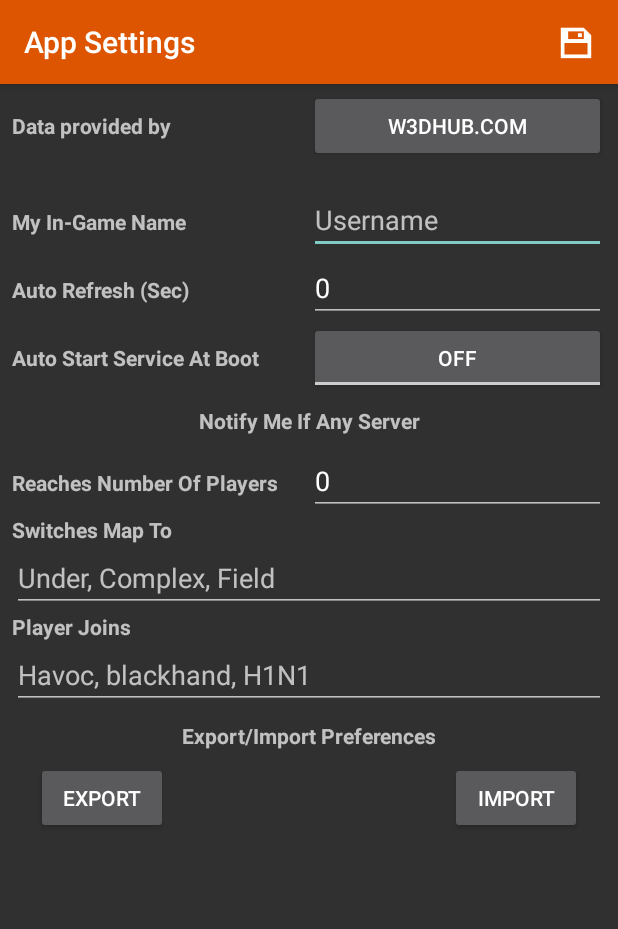
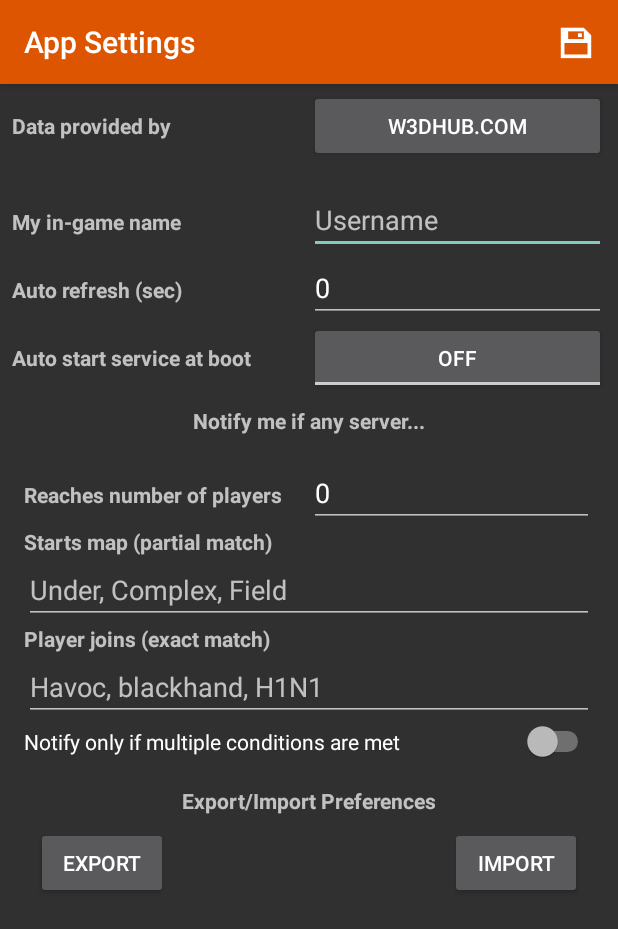
Before and after one commit to cyberarm/AndroidRenegadeServerList, an Android app: the screen it shows after launch (AppSettingsActivity), after a tap on "Settings", on a phone screen of 412 x 824 dp. Shown: the top 929 px of the screen. Run offline under Robolectric (Android 15) with nearby library versions, the phone set to English and light mode, and no system bars; libraries missing offline, so code that uses them is left out: java8.lang, java8.util, java8.util.stream; 2 statements that could not run were skipped.

Commit message:
Use StreamSupport for replace String.join- fixes warning due to api level, added option to require multiple conditions to be meant before being notified (currently does nothing but get saved into settings)

```diff
--- a/app/src/main/java/dev/cyberarm/android_renegade_server_list/AppSettingsActivity.java
+++ b/app/src/main/java/dev/cyberarm/android_renegade_server_list/AppSettingsActivity.java
@@ -13,6 +13,7 @@ import android.view.MenuInflater;
 import android.view.MenuItem;
 import android.widget.Button;
 import android.widget.EditText;
+import android.widget.Switch;
 import android.widget.TextView;
 import android.widget.Toast;
 import android.widget.ToggleButton;
@@ -26,14 +27,16 @@ import java.util.ArrayList;
 
 import dev.cyberarm.android_renegade_server_list.library.AppSync;
 import dev.cyberarm.android_renegade_server_list.library.Settings;
+import java8.util.stream.Collectors;
+import java8.util.stream.StreamSupport;
 
 public class AppSettingsActivity extends AppCompatActivity {
     private static final int EXPORT_FILE = 1;
     private static final int IMPORT_FILE = 2;
     private static final String TAG = "AppSettingsActivity";
-    private static final String DEFAULT_SETTINGS_NAME = "rensrvlist_settings.json";
+    private static final String DEFAULT_SETTINGS_NAME = "renegade_server_list_settings.json";
     private static final String MIME_TYPE = "application/json";
-    Button cncNetWebsite;
+    Button w3dHubWebsite;
     EditText renegadeUsername;
     TextView autoRefreshInterval;
     ToggleButton serviceAutoStart;
@@ -41,6 +44,8 @@ public class AppSettingsActivity extends AppCompatActivity {
     TextView notifyPlayerCount;
     TextView notifyMaps;
     TextView notifyUsernames;
+
+    Switch notifyRequireMultipleConditions;
 
     Button settingsExport, settingsImport;
 
@@ -51,8 +56,8 @@ public class AppSettingsActivity extends AppCompatActivity {
 
         getSupportActionBar().setTitle("App Settings");
 
-        cncNetWebsite = findViewById(R.id.w3dhub_website);
-        cncNetWebsite.setOnClickListener(view -> {
+        w3dHubWebsite = findViewById(R.id.w3dhub_website);
+        w3dHubWebsite.setOnClickListener(view -> {
             Intent browserIntent = new Intent(Intent.ACTION_VIEW, Uri.parse("https://w3dhub.com"));
             startActivity(browserIntent);
         });
@@ -64,6 +69,8 @@ public class AppSettingsActivity extends AppCompatActivity {
         notifyPlayerCount = findViewById(R.id.server_player_count);
         notifyMaps = findViewById(R.id.server_mapnames);
         notifyUsernames = findViewById(R.id.server_usernames);
+
+        notifyRequireMultipleConditions = findViewById(R.id.server_require_multiple_conditions);
 
         settingsExport = findViewById(R.id.settings_export);
         settingsImport = findViewById(R.id.settings_import);
@@ -97,14 +104,18 @@ public class AppSettingsActivity extends AppCompatActivity {
 
     private void loadSettings() {
         renegadeUsername.setText(AppSync.settings.renegadeUsername);
-        autoRefreshInterval.setText("" + AppSync.settings.serviceAutoRefreshInterval);
+        autoRefreshInterval.setText(String.format("%d", AppSync.settings.serviceAutoRefreshInterval));
         serviceAutoStart.setChecked(AppSync.settings.serviceAutoStartAtBoot);
 
-        notifyPlayerCount.setText("" + AppSync.settings.globalServerSettings.notifyPlayerCount);
+        notifyPlayerCount.setText(String.format("%d", AppSync.settings.globalServerSettings.notifyPlayerCount));
 
-        // TODO: Fix String.join as is Oreo method... 😤😤
-        notifyMaps.setText(String.join(", ", AppSync.settings.globalServerSettings.notifyMapNames));
-        notifyUsernames.setText(String.join(", ", AppSync.settings.globalServerSettings.notifyUsernames));
+        String notifyMapsString = StreamSupport.stream(AppSync.settings.globalServerSettings.notifyMapNames)
+                .collect(Collectors.joining(", "));
+        String notifyUsernamesString = StreamSupport.stream(AppSync.settings.globalServerSettings.notifyUsernames)
+                .collect(Collectors.joining(", "));
+        notifyMaps.setText(notifyMapsString);
+        notifyUsernames.setText(notifyUsernamesString);
+        notifyRequireMultipleConditions.setChecked(AppSync.settings.globalServerSettings.notifyRequireMultipleConditions);
     }
 
     private void saveSettings() {
@@ -113,6 +124,7 @@ public class AppSettingsActivity extends AppCompatActivity {
         AppSync.settings.serviceAutoStartAtBoot = serviceAutoStart.isChecked();
 
         AppSync.settings.globalServerSettings.notifyPlayerCount = Integer.parseInt(notifyPlayerCount.getText().toString());
+        AppSync.settings.globalServerSettings.notifyRequireMultipleConditions = notifyRequireMultipleConditions.isChecked();
 
         String[] maps = notifyMaps.getText().toString().split(",");
         String[] usernames = notifyUsernames.getText().toString().split(",");
--- a/app/src/main/java/dev/cyberarm/android_renegade_server_list/library/AppSync.java
+++ b/app/src/main/java/dev/cyberarm/android_renegade_server_list/library/AppSync.java
@@ -87,7 +87,7 @@ public class AppSync {
             settings = gson().fromJson(readFromFile(configFile.getPath()), Settings.class);
         } else {
             settings = new Settings("", 0, false,
-                                    new ServerSettings("", 0, new ArrayList<>(), new ArrayList<>()),
+                                    new ServerSettings("", 0, new ArrayList<>(), new ArrayList<>(), false),
                                     new ArrayList<>());
             saveSettings();
         }
@@ -224,7 +224,7 @@ public class AppSync {
             }
         }
 
-        ServerSettings serverSettings = new ServerSettings(serverID, 0, new ArrayList<>(), new ArrayList<>());
+        ServerSettings serverSettings = new ServerSettings(serverID, 0, new ArrayList<>(), new ArrayList<>(), false);
         settings.serverSettings.add(serverSettings);
 
         return serverSettings;
--- a/app/src/main/java/dev/cyberarm/android_renegade_server_list/library/ServerSettings.java
+++ b/app/src/main/java/dev/cyberarm/android_renegade_server_list/library/ServerSettings.java
@@ -6,11 +6,13 @@ public class ServerSettings {
     public String ID;
     public int notifyPlayerCount;
     public ArrayList<String> notifyMapNames, notifyUsernames;
+    public boolean notifyRequireMultipleConditions;
 
-    public ServerSettings(String ID, int notifyPlayerCount, ArrayList<String> notifyMapNames, ArrayList<String> notifyUsernames) {
+    public ServerSettings(String ID, int notifyPlayerCount, ArrayList<String> notifyMapNames, ArrayList<String> notifyUsernames, boolean notifyRequireMultipleConditions) {
         this.ID = ID;
         this.notifyPlayerCount = notifyPlayerCount;
         this.notifyMapNames = notifyMapNames;
         this.notifyUsernames = notifyUsernames;
+        this.notifyRequireMultipleConditions = notifyRequireMultipleConditions;
     }
 }
--- a/app/src/main/java/dev/cyberarm/android_renegade_server_list/serializers/ServerSettingsDeserializer.java
+++ b/app/src/main/java/dev/cyberarm/android_renegade_server_list/serializers/ServerSettingsDeserializer.java
@@ -25,6 +25,9 @@ public class ServerSettingsDeserializer implements JsonDeserializer<ServerSettin
         ArrayList<String> notifyMapNames = new ArrayList<>(Arrays.asList(mapNames));
         ArrayList<String> notifyUsernames = new ArrayList<>(Arrays.asList(usernames));
 
-        return new ServerSettings(ID, notifyPlayerCount, notifyMapNames, notifyUsernames);
+        JsonElement aBoolean = jsonObject.get("notifyRequireMultipleConditions");
+        final boolean notifyRequireMultipleConditions = aBoolean != null && aBoolean.getAsBoolean();
+
+        return new ServerSettings(ID, notifyPlayerCount, notifyMapNames, notifyUsernames, notifyRequireMultipleConditions);
     }
 }
--- a/app/src/main/java/dev/cyberarm/android_renegade_server_list/serializers/ServerSettingsSerializer.java
+++ b/app/src/main/java/dev/cyberarm/android_renegade_server_list/serializers/ServerSettingsSerializer.java
@@ -20,6 +20,7 @@ public class ServerSettingsSerializer implements JsonSerializer<ServerSettings>
         container.add("notify_player_count", new JsonPrimitive(src.notifyPlayerCount));
         container.add("notify_map_names", context.serialize(src.notifyMapNames.toArray(), ArrayList[].class));
         container.add("notify_usernames", context.serialize(src.notifyUsernames.toArray(), ArrayList[].class));
+        container.add("notify_require_multiple_conditions", new JsonPrimitive(src.notifyRequireMultipleConditions));
 
         return container;
     }
--- a/app/src/main/res/layout/activity_app_settings_activity.xml
+++ b/app/src/main/res/layout/activity_app_settings_activity.xml
@@ -53,7 +53,7 @@
                     android:layout_width="match_parent"
                     android:layout_height="wrap_content"
                     android:layout_weight="1"
-                    android:text="My In-Game Name"
+                    android:text="My in-game name"
                     android:textStyle="bold" />
 
                 <EditText
@@ -76,7 +76,7 @@
                     android:layout_width="match_parent"
                     android:layout_height="wrap_content"
                     android:layout_weight="1"
-                    android:text="Auto Refresh (Sec)"
+                    android:text="Auto refresh (sec)"
                     android:textStyle="bold" />
 
                 <EditText
@@ -100,7 +100,7 @@
                     android:layout_width="match_parent"
                     android:layout_height="wrap_content"
                     android:layout_weight="1"
-                    android:text="Auto Start Service At Boot"
+                    android:text="Auto start service at boot"
                     android:textStyle="bold" />
 
                 <ToggleButton
@@ -119,7 +119,7 @@
                 android:layout_marginTop="8dp"
                 android:layout_marginBottom="8dp"
                 android:layout_weight="1"
-                android:text="Notify Me If Any Server"
+                android:text="Notify me if any server..."
                 android:textAlignment="center"
                 android:textStyle="bold" />
 
--- a/app/src/main/res/layout/activity_server_settings.xml
+++ b/app/src/main/res/layout/activity_server_settings.xml
@@ -26,7 +26,7 @@
                 android:layout_marginTop="8dp"
                 android:layout_marginBottom="8dp"
                 android:layout_weight="1"
-                android:text="Notify Me If Server"
+                android:text="Notify me if server..."
                 android:textAlignment="center"
                 android:textStyle="bold" />
 
--- a/app/src/main/res/layout/notification_settings_partial.xml
+++ b/app/src/main/res/layout/notification_settings_partial.xml
@@ -1,7 +1,9 @@
 <?xml version="1.0" encoding="utf-8"?>
 <LinearLayout xmlns:android="http://schemas.android.com/apk/res/android"
-    android:orientation="vertical" android:layout_width="match_parent"
-    android:layout_height="match_parent">
+    android:layout_width="match_parent"
+    android:layout_height="match_parent"
+    android:orientation="vertical"
+    android:padding="8dp">
 
     <LinearLayout
         android:layout_width="match_parent"
@@ -13,7 +15,7 @@
             android:layout_width="match_parent"
             android:layout_height="wrap_content"
             android:layout_weight="1"
-            android:text="Reaches Number Of Players"
+            android:text="Reaches number of players"
             android:textStyle="bold" />
 
         <EditText
@@ -37,7 +39,7 @@
             android:layout_width="match_parent"
             android:layout_height="wrap_content"
             android:layout_weight="1"
-            android:text="Switches Map To"
+            android:text="Starts map (partial match)"
             android:textStyle="bold" />
 
         <EditText
@@ -62,7 +64,7 @@
             android:layout_width="match_parent"
             android:layout_height="wrap_content"
             android:layout_weight="1"
-            android:text="Player Joins"
+            android:text="Player joins (exact match)"
             android:textStyle="bold" />
 
         <EditText
@@ -76,4 +78,10 @@
             android:singleLine="false" />
 
     </LinearLayout>
+
+    <Switch
+        android:id="@+id/server_require_multiple_conditions"
+        android:layout_width="match_parent"
+        android:layout_height="wrap_content"
+        android:text="Notify only if multiple conditions are met" />
 </LinearLayout>
```
Also changed, not shown: app/src/main/java/dev/cyberarm/android_renegade_server_list/ServerSettingsActivity.java (+19 -4 lines).
